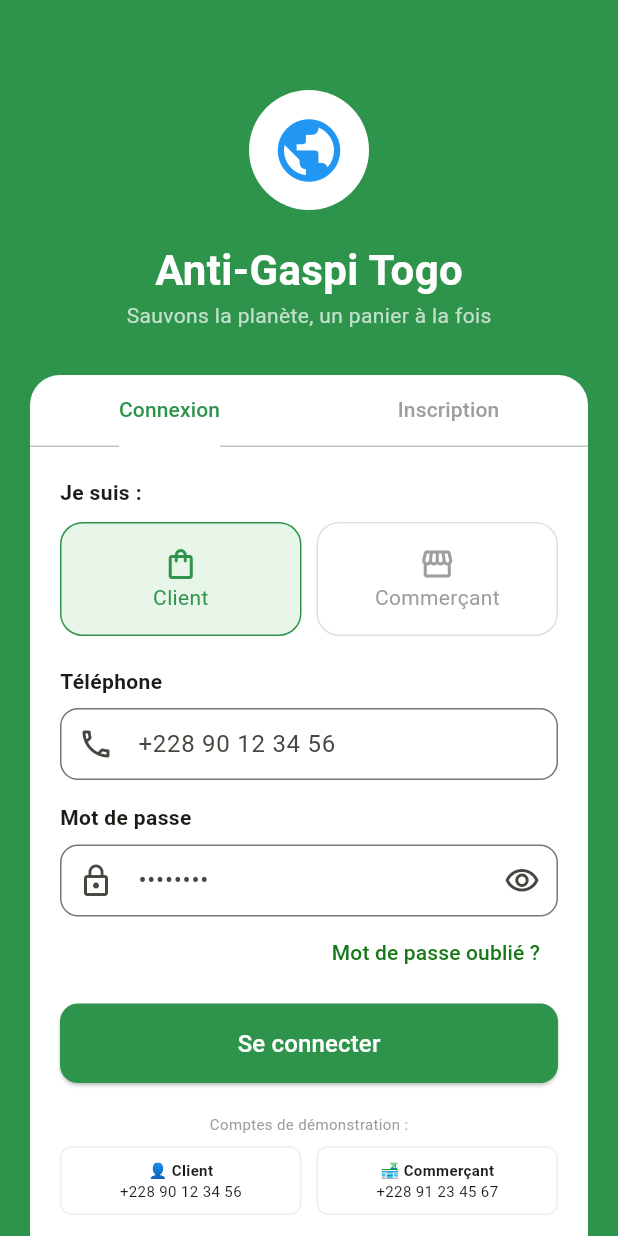
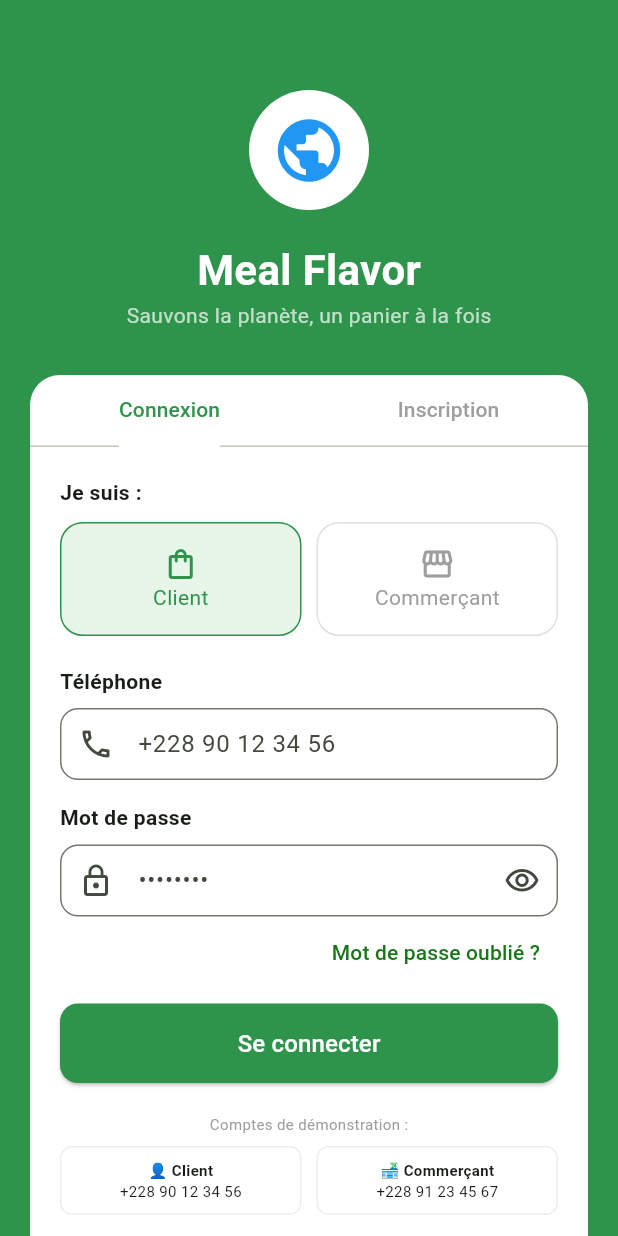
Before and after one commit to FLORA14-ux/meal_flavor, a Flutter app: the screen it shows after launch, on a phone screen of 412 x 824 dp. Run offline on Flutter 3.47's test engine with Material 3 defaults, Android fonts, the phone set to English and light mode, and no system bars; our stand-ins replace image_gallery_saver, qr_flutter, screenshot; missing offline and left inert: mobile_scanner.

Commit message:
Meal Flavor

```diff
--- a/lib/auth_page.dart
+++ b/lib/auth_page.dart
@@ -28,7 +28,7 @@ class _AuthPageState extends State<AuthPage> {
             ),
             const SizedBox(height: 20),
             const Text(
-              "Anti-Gaspi Togo",
+              "Meal Flavor",
               style: TextStyle(fontSize: 28, fontWeight: FontWeight.bold, color: Colors.white),
             ),
             const Text(
```
